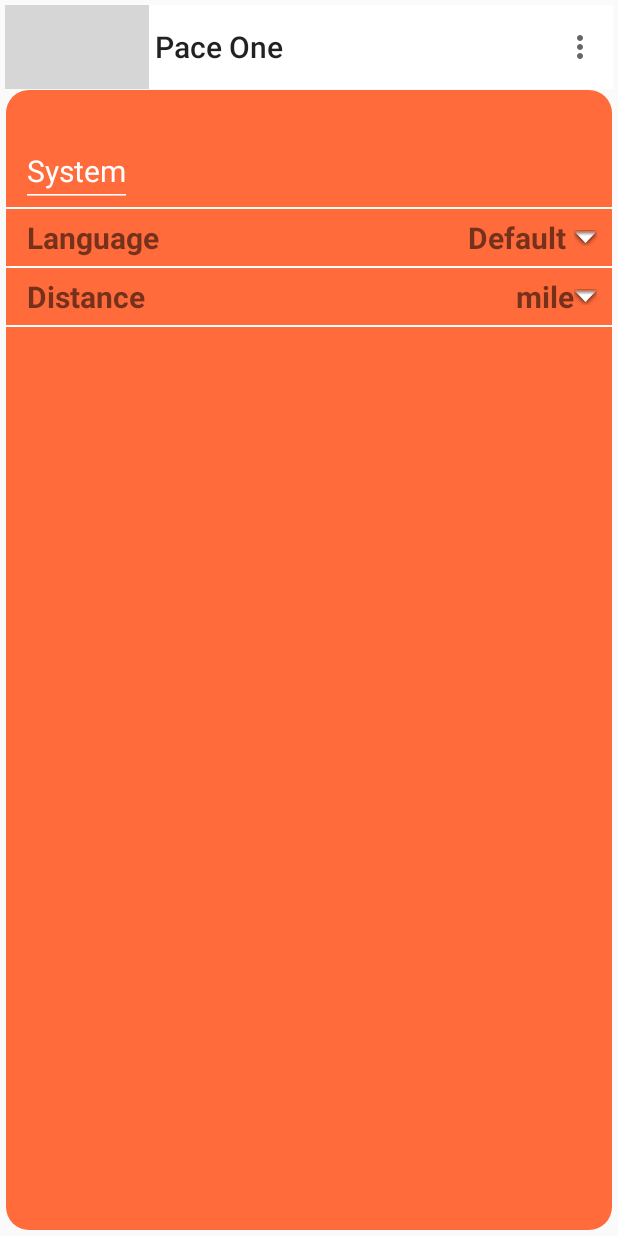
After one commit to x5bart/PaceOne, an Android app: the fragment Settings placed in its activity, on a phone screen of 412 x 824 dp. The commit adds this screen. Run offline under Robolectric (Android 15) with nearby library versions, the phone set to English and light mode, and no system bars; libraries missing offline, so code that uses them is left out: com.yandex.mobile; Roboto replaces fonts that are not available here; 4 statements that could not run were skipped; grey boxes are pictures that could not be loaded.

Commit message:
add settings

```diff
--- a/app/src/main/java/com/x5bart_soft/paceone/Fragment1.kt
+++ b/app/src/main/java/com/x5bart_soft/paceone/Fragment1.kt
@@ -2,10 +2,13 @@ package com.x5bart_soft.paceone
 
 
 import android.app.Activity
+import android.content.Context
 import android.content.Intent
+import android.content.res.Configuration
 import android.os.Bundle
 import android.text.Editable
 import android.text.TextWatcher
+import android.util.Log
 import android.view.Gravity
 import android.view.LayoutInflater
 import android.view.View
@@ -18,6 +21,7 @@ import com.yandex.mobile.ads.AdRequest
 import com.yandex.mobile.ads.AdSize
 import kotlinx.android.synthetic.main.fragment1.*
 import java.math.RoundingMode
+import java.util.*
 
 
 class Fragment1 : Fragment() {
@@ -32,22 +36,56 @@ class Fragment1 : Fragment() {
     var etCalcKm = 0.0
     var alertId = 0
     val REQUEST_WEIGHT = 2
+    var tmp = 0
 
 
     companion object {
         var etID = 0
         var flag = 0
+        var resume = 0
     }
 
     override fun onCreateView(
         inflater: LayoutInflater, container: ViewGroup?,
         savedInstanceState: Bundle?
     ): View? {
+        val locale = Locale.getDefault()
+        val configuration = Configuration()
+        configuration.locale = locale
+        activity!!.baseContext.resources.updateConfiguration(configuration, null)
+
+
+
         return inflater.inflate(R.layout.fragment1, container, false)
     }
 
+    override fun onActivityCreated(savedInstanceState: Bundle?) {
+        tmp = MainActivity.FLAG_MILE_TO_KM
+        super.onActivityCreated(savedInstanceState)
+    }
+
+    override fun onStart() {
+        MainActivity.FLAG_MILE_TO_KM = tmp
+        when (MainActivity.FLAG_MILE_TO_KM) {
+            1 -> {
+                swKmToMile.isChecked = false
+            }
+            2 -> {
+                swKmToMile.isChecked = true
+            }
+        }
+        if (resume in 1..2) {
+            kmToMileSw()
+            kmHToMKm()
+            resume = 0
+        }
+        super.onStart()
+    }
 
     override fun onViewCreated(view: View, savedInstanceState: Bundle?) {
+
+
+
         etID = 0
         btnSegment.isVisible = false
         visible()
@@ -59,7 +97,7 @@ class Fragment1 : Fragment() {
         val adRequest = AdRequest.builder().build()
         banner_view.loadAd(adRequest)
 
-        when (MainActivity.flagMileKm) {
+        when (MainActivity.FLAG_MILE_TO_KM) {
             1 -> {
                 textView5.setTextColor(resources.getColor(R.color.textActive))
                 textView5_1.setTextColor(resources.getColor(R.color.textNotActive))
@@ -258,20 +296,22 @@ class Fragment1 : Fragment() {
         swKmToMile.setOnCheckedChangeListener { compoundButton, b ->
             when (b) {
                 false -> {
-                    MainActivity.flagMileKm = 1
+                    MainActivity.FLAG_MILE_TO_KM = 1
                     textView2.text = resources.getString(R.string.min_km)
                     textView.text = resources.getString(R.string.km_h)
                     textView11.text = resources.getString(R.string.km)
                     textView5.setTextColor(resources.getColor(R.color.textActive))
                     textView5_1.setTextColor(resources.getColor(R.color.textNotActive))
+                    saveSw()
                 }
                 true -> {
-                    MainActivity.flagMileKm = 2
+                    MainActivity.FLAG_MILE_TO_KM = 2
                     textView2.text = resources.getString(R.string.min_mile)
                     textView.text = resources.getString(R.string.km_mile)
                     textView11.text = resources.getString(R.string.mile)
                     textView5.setTextColor(resources.getColor(R.color.textNotActive))
                     textView5_1.setTextColor(resources.getColor(R.color.textActive))
+                    saveSw()
                 }
             }
         }
@@ -285,10 +325,17 @@ class Fragment1 : Fragment() {
         }
     }
 
+    fun saveSw() {
+        val sPref = activity!!.getPreferences(Context.MODE_PRIVATE)
+        val ed = sPref.edit()
+        ed.putInt(MainActivity.APP_MILE_TO_KM, MainActivity.FLAG_MILE_TO_KM)
+        ed.apply()
+    }
+
     private fun showPopupKm(v: View) {
         val popupMenu = PopupMenu(activity, v, Gravity.NO_GRAVITY)
         popupMenu.inflate(R.menu.popup_menu_km)
-        if (MainActivity.flagMileKm == 2) {
+        if (MainActivity.FLAG_MILE_TO_KM == 2) {
             popupMenu.menu.findItem(R.id.km_3).setTitle(R.string._3_km_mile)
             popupMenu.menu.findItem(R.id.km_5).setTitle(R.string._5_km_mile)
             popupMenu.menu.findItem(R.id.km_10).setTitle(R.string._10_km_mile)
@@ -305,7 +352,7 @@ class Fragment1 : Fragment() {
                 R.id.km_21 -> tmp = 21.097
                 R.id.km_42 -> tmp = 42.195
             }
-            if (MainActivity.flagMileKm == 2) tmp /= (MainActivity.MILEKM / MainActivity.KM)
+            if (MainActivity.FLAG_MILE_TO_KM == 2) tmp /= (MainActivity.MILEKM / MainActivity.KM)
 
             etCalcKmh.setText("$tmp")
             true
@@ -439,7 +486,7 @@ class Fragment1 : Fragment() {
     }
 
     fun kmToMileSw() {
-        when (MainActivity.flagMileKm) {
+        when (MainActivity.FLAG_MILE_TO_KM) {
             1 -> {
                 mileToKm()
             }
@@ -660,4 +707,6 @@ class Fragment1 : Fragment() {
 
         }
     }
+
+
 }
--- a/app/src/main/java/com/x5bart_soft/paceone/MainActivity.kt
+++ b/app/src/main/java/com/x5bart_soft/paceone/MainActivity.kt
@@ -1,30 +1,48 @@
 package com.x5bart_soft.paceone
 
+import android.content.Context
+import android.content.res.Configuration
 import android.os.Bundle
 import android.view.Menu
 import android.view.MenuItem
 import androidx.appcompat.app.AppCompatActivity
 import androidx.appcompat.widget.Toolbar
+import androidx.core.app.ActivityCompat
+import java.util.*
 
 
 class MainActivity : AppCompatActivity() {
-
+    val LOG = "MLOG"
 
     companion object {
-        var flagMileKm = 1
+
+        var locale = Locale("en")
+        var FLAG_MILE_TO_KM = 1
         const val MINUTE = 60 //60 sec
         const val HOUR = 3600.00 // 3600 sec
         const val KM = 1000 //1000 m
         const val MILEKM = 1609.344 // 1609.344 m
-        const val MILEF =1760// 1760 fut
-        var unit = if (flagMileKm==1)KM else MILEF
+        const val MILEF = 1760// 1760 fut
+        var unit = if (FLAG_MILE_TO_KM == 1) KM else MILEF
         var MSEC = (HOUR / unit)// 3600sec/km
+        var LANG_ID = 0
+        val APP_LANGUAGE = "mysettings"
+        val APP_MILE_TO_KM = "mile"
+        val LOG = "MLOG"
 
     }
 
     override fun onCreate(savedInstanceState: Bundle?) {
+        loaded()
         super.onCreate(savedInstanceState)
         setContentView(R.layout.activity_main)
+
+
+        val locale = Locale.getDefault()
+        val configuration = Configuration()
+        configuration.locale = locale
+        baseContext.resources.updateConfiguration(configuration, null)
+
 
         val toolbar = findViewById<Toolbar>(R.id.include)
         setSupportActionBar(toolbar)
@@ -33,8 +51,6 @@ class MainActivity : AppCompatActivity() {
         val ft = supportFragmentManager.beginTransaction()
         ft.add(R.id.frgCont, frg)
         ft.commit()
-
-
     }
 
 
@@ -45,6 +61,13 @@ class MainActivity : AppCompatActivity() {
 
     override fun onOptionsItemSelected(item: MenuItem): Boolean {
         when (item.itemId) {
+            R.id.setting -> {
+                val frg = Settings()
+                val ft = supportFragmentManager.beginTransaction()
+                ft.addToBackStack("frag")
+                ft.replace(R.id.frgCont, frg, "frg")
+                ft.commit()
+            }
             R.id.about -> {
                 val dialog = AboutDialog()
                 dialog.show(supportFragmentManager, "About")
@@ -54,5 +77,19 @@ class MainActivity : AppCompatActivity() {
         return super.onOptionsItemSelected(item)
     }
 
+    fun loaded() {
+        val sPref = getPreferences(Context.MODE_PRIVATE)
+        val language = sPref.getString(APP_LANGUAGE, null)
+        if (language != null) {
+            locale = Locale(language)
+            Locale.setDefault(locale)
+            val configuration = Configuration()
+            configuration.locale = locale
+            baseContext.resources.updateConfiguration(configuration, null)
+            ActivityCompat.invalidateOptionsMenu(this)
+        }
+        FLAG_MILE_TO_KM = sPref.getInt(APP_MILE_TO_KM, 0)
+    }
+
 
 }
--- /dev/null
+++ b/app/src/main/java/com/x5bart_soft/paceone/Settings.kt
@@ -0,0 +1,155 @@
+package com.x5bart_soft.paceone
+
+import android.app.Activity
+import android.content.Context
+import android.content.Context.MODE_PRIVATE
+import android.content.res.Configuration
+import android.os.Bundle
+import android.util.Log
+import android.view.Gravity
+import android.view.LayoutInflater
+import android.view.View
+import android.view.ViewGroup
+import android.widget.PopupMenu
+import androidx.activity.OnBackPressedCallback
+import androidx.core.app.ActivityCompat.invalidateOptionsMenu
+import androidx.core.app.ActivityCompat.recreate
+import androidx.fragment.app.Fragment
+import kotlinx.android.synthetic.main.fragment_settings.*
+import java.util.*
+
+
+class Settings : Fragment() {
+
+    override fun onCreateView(
+        inflater: LayoutInflater, container: ViewGroup?,
+        savedInstanceState: Bundle?
+    ): View? {
+        // Inflate the layout for this fragment
+        val locale = Locale.getDefault()
+        val configuration = Configuration()
+        configuration.locale = locale
+        activity!!.baseContext.resources.updateConfiguration(configuration, null)
+        return inflater.inflate(R.layout.fragment_settings, container, false)
+    }
+
+    override fun onViewCreated(
+        view: View, savedInstanceState: Bundle
+        ?
+    ) {
+        super.onViewCreated(view, savedInstanceState)
+
+        Fragment1.resume = 3
+
+        val lang = Locale.getDefault().toString()
+        when (lang) {
+            "en" -> tvLanguage2.setText(R.string.english)
+            "ru" -> tvLanguage2.setText(R.string.russian)
+        }
+        when (MainActivity.FLAG_MILE_TO_KM) {
+            1 -> tvDistance2.setText(R.string.km)
+            2 -> tvDistance2.setText(R.string.mile_2)
+        }
+
+
+        tvLanguage2.setOnClickListener {
+            showPopupLang(tvLanguage2)
+        }
+        ivLanguage.setOnClickListener {
+            showPopupLang(ivLanguage)
+        }
+        translate()
+        tvDistance2.setOnClickListener{
+            showPopupDist(tvDistance2)
+        }
+        ivDistanse.setOnClickListener{
+            showPopupDist(tvDistance2)
+        }
+    }
+
+
+    fun showPopupLang(v: View) {
+        val popupMenu = PopupMenu(activity, v, Gravity.NO_GRAVITY)
+        popupMenu.inflate(R.menu.popup_menu_language)
+        popupMenu.setOnMenuItemClickListener { item ->
+            when (item.itemId) {
+                R.id.en -> {
+                    MainActivity.LANG_ID = 1
+                    setApplicationLanguage("en")
+                    translate()
+                }
+                R.id.ru -> {
+                    MainActivity.LANG_ID = 2
+                    setApplicationLanguage("ru")
+                    translate()
+                }
+            }
+            true
+        }
+        popupMenu.show()
+    }
+
+    fun showPopupDist(v: View) {
+        val popupMenu = PopupMenu(activity, v, Gravity.NO_GRAVITY)
+        popupMenu.inflate(R.menu.popup_menu_dist)
+        popupMenu.setOnMenuItemClickListener { item ->
+            when (item.itemId) {
+                R.id.km -> {
+                    MainActivity.FLAG_MILE_TO_KM = 1
+                    tvDistance2.setText(R.string.km)
+                    saveSw()
+                }
+                R.id.mile -> {
+                    MainActivity.FLAG_MILE_TO_KM = 2
+                    tvDistance2.setText(R.string.mile_2)
+                    saveSw()
+                }
+            }
+            true
+        }
+        popupMenu.show()
+    }
+
+    fun saveSw() {
+        val sPref = activity!!.getPreferences(MODE_PRIVATE)
+        val ed = sPref.edit()
+        ed.putInt(MainActivity.APP_MILE_TO_KM, MainActivity.FLAG_MILE_TO_KM)
+        ed.apply()
+        Fragment1.resume = 1
+    }
+    fun setApplicationLanguage(language: String) {
+        when (language) {
+            "en" -> tvLanguage2.setText(R.string.english)
+            "ru" -> tvLanguage2.setText(R.string.russian)
+        }
+        val locale = Locale(language)
+        Locale.setDefault(locale)
+        val configuration = Configuration()
+        configuration.locale = locale
+        activity!!.baseContext.resources.updateConfiguration(configuration, null)
+        invalidateOptionsMenu(activity)
+        val sPref = activity!!.getPreferences(MODE_PRIVATE)
+        val ed = sPref.edit()
+        ed.putString(MainActivity.APP_LANGUAGE, language)
+        ed.apply()
+
+
+    }
+
+    fun translate() {
+        interfaceTitle.setText(R.string.system)
+        tvLanguage.setText(R.string.language)
+        tvDistance.setText(R.string.distanceSetting)
+        when (MainActivity.FLAG_MILE_TO_KM) {
+            1 -> tvDistance2.setText(R.string.km)
+            2 -> tvDistance2.setText(R.string.mile_2)
+        }
+
+    }
+
+
+    override fun onConfigurationChanged(newConfig: Configuration) {
+        translate()
+        super.onConfigurationChanged(newConfig)
+    }
+}
--- a/app/src/main/res/layout/fragment2.xml
+++ b/app/src/main/res/layout/fragment2.xml
@@ -218,7 +218,7 @@
             android:layout_marginTop="1dp"
             android:layout_marginBottom="1dp"
             android:layout_weight="3"
-            android:text="@string/km"/>
+            android:text="@string/km" />
 
         <TextView
             android:id="@+id/textView12"
@@ -249,7 +249,7 @@
             android:layout_height="wrap_content"
             android:layout_margin="1dp"
             android:layout_weight="4"
-            android:text="@string/avg"/>
+            android:text="@string/avg" />
     </LinearLayout>
 
     <!--recycleView-->
--- /dev/null
+++ b/app/src/main/res/layout/fragment_settings.xml
@@ -0,0 +1,113 @@
+<?xml version="1.0" encoding="utf-8"?>
+<androidx.constraintlayout.widget.ConstraintLayout xmlns:android="http://schemas.android.com/apk/res/android"
+    xmlns:app="http://schemas.android.com/apk/res-auto"
+    xmlns:tools="http://schemas.android.com/tools"
+    android:layout_width="match_parent"
+    android:layout_height="match_parent"
+    android:background="@drawable/fragment_rounded"
+    tools:context=".Settings">
+
+
+    <View
+        android:id="@+id/divider10"
+        android:layout_width="match_parent"
+        android:layout_height="1dp"
+        android:layout_marginTop="5dp"
+        android:background="#FFFFFF"
+        app:layout_constraintTop_toBottomOf="@+id/tvDistance"
+        tools:layout_editor_absoluteX="1dp" />
+
+    <View
+        android:id="@+id/divider8"
+        android:layout_width="match_parent"
+        android:layout_height="1dp"
+        android:background="#FFFFFF"
+        app:layout_constraintTop_toBottomOf="@+id/interfaceTitle"
+        tools:layout_editor_absoluteX="1dp" />
+
+    <View
+        android:id="@+id/divider9"
+        android:layout_width="match_parent"
+        android:layout_height="1dp"
+        android:layout_marginTop="5dp"
+        android:background="#FFFFFF"
+        app:layout_constraintTop_toBottomOf="@+id/tvLanguage"
+        tools:layout_editor_absoluteX="1dp" />
+
+    <TextView
+        android:id="@+id/interfaceTitle"
+        android:layout_width="wrap_content"
+        android:layout_height="wrap_content"
+        android:layout_marginStart="10dp"
+        android:layout_marginTop="30dp"
+        android:text="@string/system"
+        style="@style/EditTextFontSmall"
+        android:textColor="@color/white"
+        app:layout_constraintStart_toStartOf="parent"
+        app:layout_constraintTop_toTopOf="parent" />
+
+    <TextView
+        android:id="@+id/tvLanguage"
+        style="@style/FontTitle"
+        android:layout_width="wrap_content"
+        android:layout_height="wrap_content"
+        android:layout_marginStart="4dp"
+        android:layout_marginTop="5dp"
+        android:textSize="20dp"
+        android:text="@string/language"
+        app:layout_constraintStart_toStartOf="@+id/interfaceTitle"
+        app:layout_constraintTop_toBottomOf="@+id/divider8" />
+
+    <TextView
+        android:id="@+id/tvDistance"
+        style="@style/FontTitle"
+        android:textSize="20dp"
+        android:layout_width="wrap_content"
+        android:layout_height="wrap_content"
+        android:layout_marginStart="4dp"
+        android:layout_marginTop="5dp"
+        android:text="@string/distanceSetting"
+        app:layout_constraintStart_toStartOf="@+id/interfaceTitle"
+        app:layout_constraintTop_toBottomOf="@+id/divider9" />
+
+    <TextView
+        android:id="@+id/tvDistance2"
+        android:textSize="20dp"
+        style="@style/FontTitle"
+        android:layout_width="wrap_content"
+        android:layout_height="wrap_content"
+        android:text="@string/distanceSetting"
+        app:layout_constraintBottom_toBottomOf="@+id/tvDistance"
+        app:layout_constraintEnd_toStartOf="@+id/ivDistanse" />
+
+    <TextView
+        android:id="@+id/tvLanguage2"
+        style="@style/FontTitle"
+        android:layout_width="wrap_content"
+        android:layout_height="wrap_content"
+        android:layout_marginEnd="5dp"
+        android:textSize="20dp"
+        android:text="@string/def"
+        app:layout_constraintBottom_toBottomOf="@+id/tvLanguage"
+        app:layout_constraintEnd_toStartOf="@+id/ivLanguage" />
+
+    <ImageView
+        android:id="@+id/ivLanguage"
+        android:layout_width="wrap_content"
+        android:layout_height="wrap_content"
+        android:layout_marginEnd="10dp"
+        android:src="@android:drawable/arrow_down_float"
+        app:layout_constraintBottom_toTopOf="@+id/divider9"
+        app:layout_constraintEnd_toEndOf="parent"
+        app:layout_constraintTop_toBottomOf="@+id/divider8" />
+
+    <ImageView
+        android:id="@+id/ivDistanse"
+        android:layout_width="wrap_content"
+        android:layout_height="wrap_content"
+        android:layout_marginEnd="10dp"
+        android:src="@android:drawable/arrow_down_float"
+        app:layout_constraintBottom_toTopOf="@+id/divider10"
+        app:layout_constraintEnd_toEndOf="parent"
+        app:layout_constraintTop_toBottomOf="@+id/divider9" />
+</androidx.constraintlayout.widget.ConstraintLayout>
--- a/app/src/main/res/menu/menu.xml
+++ b/app/src/main/res/menu/menu.xml
@@ -4,10 +4,13 @@
     android:layout_width="match_parent"
     android:layout_height="match_parent">
     <item
+        android:id="@+id/setting"
+        android:title="@string/settings"
+        app:showAsAction="collapseActionView" />
+    <item
         android:id="@+id/about"
         android:title="@string/about"
         app:showAsAction="collapseActionView" />
-
     <item
         android:id="@+id/exit"
         android:title="@string/exit"
--- /dev/null
+++ b/app/src/main/res/menu/popup_menu_dist.xml
@@ -0,0 +1,12 @@
+<?xml version="1.0" encoding="utf-8"?>
+<menu xmlns:android="http://schemas.android.com/apk/res/android"
+    xmlns:app="http://schemas.android.com/apk/res-auto">
+
+        <item
+            android:id="@+id/km"
+            android:title="@string/km" />
+        <item
+            android:id="@+id/mile"
+            android:title="@string/mile_2" />
+
+</menu>
--- /dev/null
+++ b/app/src/main/res/menu/popup_menu_language.xml
@@ -0,0 +1,12 @@
+<?xml version="1.0" encoding="utf-8"?>
+<menu xmlns:android="http://schemas.android.com/apk/res/android"
+    xmlns:app="http://schemas.android.com/apk/res-auto">
+
+        <item
+            android:id="@+id/en"
+            android:title="@string/english" />
+        <item
+            android:id="@+id/ru"
+            android:title="@string/russian" />
+
+</menu>
--- a/app/src/main/res/values/strings.xml
+++ b/app/src/main/res/values/strings.xml
@@ -13,8 +13,10 @@
     <string name="distance" translatable="false">DISTANCE</string>
     <string name="hh_mm_ss" translatable="false">hh:mm:ss</string>
     <string name="km" translatable="false">km</string>
+    <string name="km_2" translatable="false">KM</string>
     <string name="mile" translatable="false">mile</string>
     <string name="mile_2" translatable="false">mile</string>
+    <string name="mile_3" translatable="false">MILE</string>
     <string name="clear" translatable="false">Clear</string>
     <string name="dialog" translatable="false">Calculate</string>
     <string name="distance2" translatable="false">DISTANCE</string>
@@ -43,6 +45,14 @@ The strategy of negative splitting has been documented in competitive running si
     <string name="_5_km_mile">3.11 mile (5 km)</string>
     <string name="_10_km_mile">6.21 mile (10 km)</string>
 
+    <!-- TODO: Remove or change this placeholder text -->
+    <string name="system">System</string>
+    <string name="language">Language</string>
+    <string name="distanceSetting">Distance</string>
+    <string name="english" translatable="false">English</string>
+    <string name="russian" translatable="false">Русский</string>
+    <string name="def">Default</string>
+
     !-- TODO: Remove or change this placeholder text -->
 
 
```
Also changed, not shown: app/src/main/java/com/x5bart_soft/paceone/segment/Fragment2.kt (+58 -4 lines), 1 other file.
